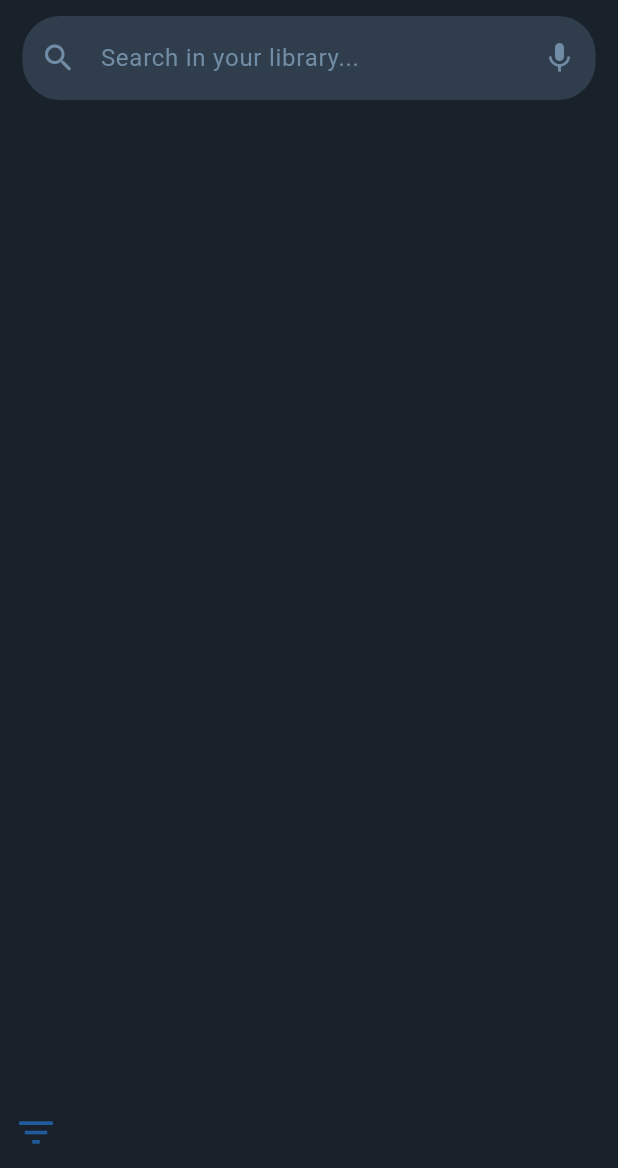
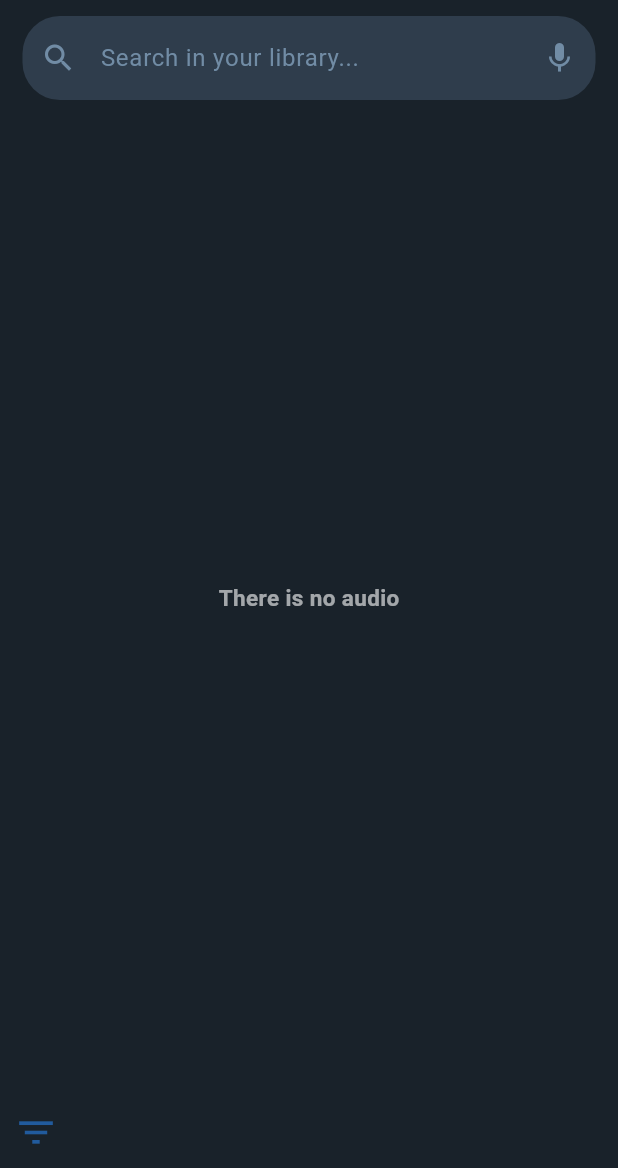
Before and after one commit to phuong2512/Media-Manager, a Flutter app: the LoadMediaScreen screen opened directly, on a phone screen of 412 x 824 dp, the part 68-1236 px from its top. Run offline on Flutter 3.47's test engine with Material 3 defaults, Android fonts, the phone set to English and light mode, and no system bars; our stand-ins replace just_audio, permission_handler, share_plus, video_player.

Commit message:
Show empty state for audio and video tabs

```diff
--- a/lib/views/load_media/audio_tab.dart
+++ b/lib/views/load_media/audio_tab.dart
@@ -18,7 +18,18 @@ class AudioTab extends StatelessWidget {
       child: Column(
         children: [
           Expanded(
-            child: ListView.builder(
+            child: audioList.isEmpty
+                ? const Center(
+                    child: Text(
+                      "There is no audio",
+                      style: TextStyle(
+                        color: Colors.white60,
+                        fontSize: 15,
+                        fontWeight: FontWeight.bold,
+                      ),
+                    ),
+                  )
+                : ListView.builder(
                     itemCount: audioList.length,
                     itemBuilder: (context, index) {
                       final audio = audioList[index];
```
Also changed, not shown: lib/controllers/media_controller.dart (+0 -15 lines), lib/views/load_media/video_tab.dart (+14 -2 lines). Lines whose indentation alone changed are shown as unchanged.
